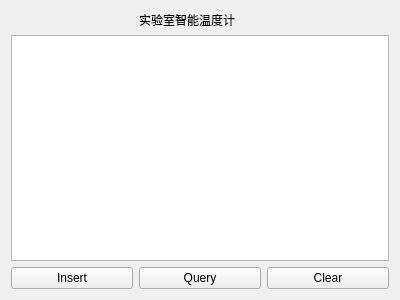
First picture: the form in myProject/widget.ui, repository gzxultra/EmbeddedNavigationSystem, before the edit.
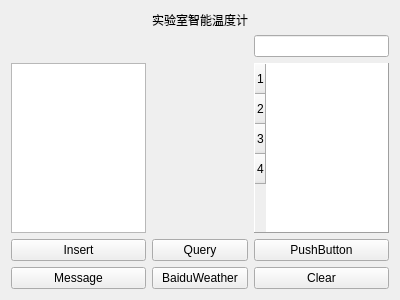
Second picture: the form after the edit.

Diff of the .ui file:
```diff
--- a/myProject/widget.ui
+++ b/myProject/widget.ui
@@ -20,37 +20,103 @@
    <property name="sizeConstraint">
     <enum>QLayout::SetNoConstraint</enum>
    </property>
-   <item row="2" column="0">
+   <item row="4" column="0">
+    <widget class="QTextBrowser" name="textBrowser"/>
+   </item>
+   <item row="8" column="0">
+    <widget class="QPushButton" name="messageButton">
+     <property name="text">
+      <string>Message</string>
+     </property>
+    </widget>
+   </item>
+   <item row="8" column="2">
+    <widget class="QPushButton" name="baiduWeatherButton">
+     <property name="text">
+      <string>BaiduWeather</string>
+     </property>
+    </widget>
+   </item>
+   <item row="0" column="2">
+    <widget class="QLabel" name="label">
+     <property name="text">
+      <string>实验室智能温度计</string>
+     </property>
+    </widget>
+   </item>
+   <item row="8" column="3">
+    <widget class="QPushButton" name="clearButton">
+     <property name="text">
+      <string>Clear</string>
+     </property>
+    </widget>
+   </item>
+   <item row="7" column="3">
+    <widget class="QPushButton" name="pushButton">
+     <property name="text">
+      <string>PushButton</string>
+     </property>
+    </widget>
+   </item>
+   <item row="7" column="0">
     <widget class="QPushButton" name="insertButton">
      <property name="text">
       <string>Insert</string>
      </property>
     </widget>
    </item>
-   <item row="2" column="1">
+   <item row="7" column="2">
     <widget class="QPushButton" name="queryButton">
      <property name="text">
       <string>Query</string>
      </property>
     </widget>
    </item>
-   <item row="1" column="0" colspan="3">
-    <widget class="QTextBrowser" name="textBrowser"/>
-   </item>
-   <item row="2" column="2">
-    <widget class="QPushButton" name="clearButton">
-     <property name="text">
-      <string>Clear</string>
+   <item row="4" column="3">
+    <widget class="QTableWidget" name="tableWidget">
+     <property name="enabled">
+      <bool>true</bool>
      </property>
-    </widget>
-   </item>
-   <item row="0" column="1">
-    <widget class="QLabel" name="label">
-     <property name="text">
-      <string>实验室智能温度计</string>
+     <property name="autoFillBackground">
+      <bool>true</bool>
      </property>
+     <property name="frameShape">
+      <enum>QFrame::Panel</enum>
+     </property>
+     <property name="frameShadow">
+      <enum>QFrame::Raised</enum>
+     </property>
+     <property name="showGrid">
+      <bool>false</bool>
+     </property>
+     <property name="gridStyle">
+      <enum>Qt::NoPen</enum>
+     </property>
+     <row>
+      <property name="text">
+       <string>1</string>
+      </property>
+     </row>
+     <row>
+      <property name="text">
+       <string>2</string>
+      </property>
+     </row>
+     <row>
+      <property name="text">
+       <string>3</string>
+      </property>
+     </row>
+     <row>
+      <property name="text">
+       <string>4</string>
+      </property>
+     </row>
     </widget>
    </item>
+   <item row="1" column="3">
+    <widget class="QLineEdit" name="lineEdit"/>
+   </item>
   </layout>
  </widget>
  <layoutdefault spacing="6" margin="11"/>
```
Left out of the diff: 66 changed lines with no effect on the pictures.
